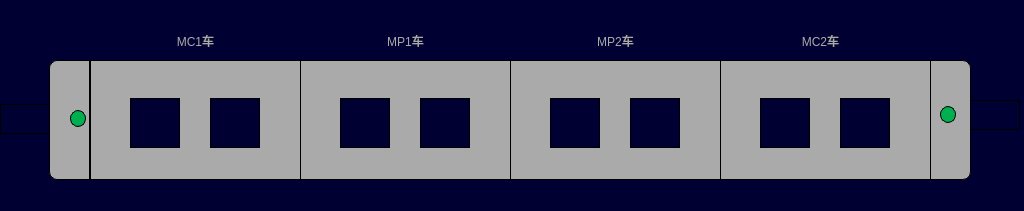
First picture: the form in vehiclepispage.ui, repository 994656234/HHL, before the edit.
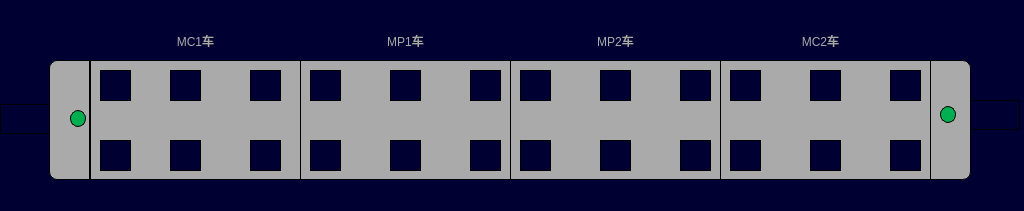
Second picture: the form after the edit. Icons and pictures are not drawn.

What changed in the file:
```diff
--- a/vehiclepispage.ui
+++ b/vehiclepispage.ui
@@ -89,13 +89,13 @@
     <string/>
    </property>
   </widget>
-  <widget class="QLabel" name="lbl_pis1_1">
+  <widget class="QLabel" name="lbl_1_1">
    <property name="geometry">
     <rect>
-     <x>130</x>
-     <y>98</y>
-     <width>50</width>
-     <height>50</height>
+     <x>100</x>
+     <y>70</y>
+     <width>31</width>
+     <height>31</height>
     </rect>
    </property>
    <property name="styleSheet">
@@ -105,109 +105,13 @@
     <string/>
    </property>
   </widget>
-  <widget class="QLabel" name="lbl_pis1_2">
+  <widget class="QLabel" name="lbl_1_2">
    <property name="geometry">
     <rect>
-     <x>210</x>
-     <y>98</y>
-     <width>50</width>
-     <height>50</height>
-    </rect>
-   </property>
-   <property name="styleSheet">
-    <string notr="true">border-image: url(:/images/image/pisnoactive.png);</string>
-   </property>
-   <property name="text">
-    <string/>
-   </property>
-  </widget>
-  <widget class="QLabel" name="lbl_pis2_1">
-   <property name="geometry">
-    <rect>
-     <x>340</x>
-     <y>98</y>
-     <width>50</width>
-     <height>50</height>
-    </rect>
-   </property>
-   <property name="styleSheet">
-    <string notr="true">border-image: url(:/images/image/pisnoactive.png);</string>
-   </property>
-   <property name="text">
-    <string/>
-   </property>
-  </widget>
-  <widget class="QLabel" name="lbl_pis2_2">
-   <property name="geometry">
-    <rect>
-     <x>420</x>
-     <y>98</y>
-     <width>50</width>
-     <height>50</height>
-    </rect>
-   </property>
-   <property name="styleSheet">
-    <string notr="true">border-image: url(:/images/image/pisnoactive.png);</string>
-   </property>
-   <property name="text">
-    <string/>
-   </property>
-  </widget>
-  <widget class="QLabel" name="lbl_pis3_1">
-   <property name="geometry">
-    <rect>
-     <x>550</x>
-     <y>98</y>
-     <width>50</width>
-     <height>50</height>
-    </rect>
-   </property>
-   <property name="styleSheet">
-    <string notr="true">border-image: url(:/images/image/pisnoactive.png);</string>
-   </property>
-   <property name="text">
-    <string/>
-   </property>
-  </widget>
-  <widget class="QLabel" name="lbl_pis3_2">
-   <property name="geometry">
-    <rect>
-     <x>630</x>
-     <y>98</y>
-     <width>50</width>
-     <height>50</height>
-    </rect>
-   </property>
-   <property name="styleSheet">
-    <string notr="true">border-image: url(:/images/image/pisnoactive.png);</string>
-   </property>
-   <property name="text">
-    <string/>
-   </property>
-  </widget>
-  <widget class="QLabel" name="lbl_pis4_1">
-   <property name="geometry">
-    <rect>
-     <x>760</x>
-     <y>98</y>
-     <width>50</width>
-     <height>50</height>
-    </rect>
-   </property>
-   <property name="styleSheet">
-    <string notr="true">border-image: url(:/images/image/pisnoactive.png);</string>
-   </property>
-   <property name="text">
-    <string/>
-   </property>
-  </widget>
-  <widget class="QLabel" name="lbl_pis4_2">
-   <property name="geometry">
-    <rect>
-     <x>840</x>
-     <y>98</y>
-     <width>50</width>
-     <height>50</height>
+     <x>100</x>
+     <y>140</y>
+     <width>31</width>
+     <height>31</height>
     </rect>
    </property>
    <property name="styleSheet">
@@ -403,20 +307,366 @@
     <string/>
    </property>
   </widget>
+  <widget class="QLabel" name="lbl_1_3">
+   <property name="geometry">
+    <rect>
+     <x>170</x>
+     <y>70</y>
+     <width>31</width>
+     <height>31</height>
+    </rect>
+   </property>
+   <property name="styleSheet">
+    <string notr="true">border-image: url(:/images/image/pisnoactive.png);</string>
+   </property>
+   <property name="text">
+    <string/>
+   </property>
+  </widget>
+  <widget class="QLabel" name="lbl_1_4">
+   <property name="geometry">
+    <rect>
+     <x>170</x>
+     <y>140</y>
+     <width>31</width>
+     <height>31</height>
+    </rect>
+   </property>
+   <property name="styleSheet">
+    <string notr="true">border-image: url(:/images/image/pisnoactive.png);</string>
+   </property>
+   <property name="text">
+    <string/>
+   </property>
+  </widget>
+  <widget class="QLabel" name="lbl_1_5">
+   <property name="geometry">
+    <rect>
+     <x>250</x>
+     <y>70</y>
+     <width>31</width>
+     <height>31</height>
+    </rect>
+   </property>
+   <property name="styleSheet">
+    <string notr="true">border-image: url(:/images/image/pisnoactive.png);</string>
+   </property>
+   <property name="text">
+    <string/>
+   </property>
+  </widget>
+  <widget class="QLabel" name="lbl_1_6">
+   <property name="geometry">
+    <rect>
+     <x>250</x>
+     <y>140</y>
+     <width>31</width>
+     <height>31</height>
+    </rect>
+   </property>
+   <property name="styleSheet">
+    <string notr="true">border-image: url(:/images/image/pisnoactive.png);</string>
+   </property>
+   <property name="text">
+    <string/>
+   </property>
+  </widget>
+  <widget class="QLabel" name="lbl_2_1">
+   <property name="geometry">
+    <rect>
+     <x>310</x>
+     <y>70</y>
+     <width>31</width>
+     <height>31</height>
+    </rect>
+   </property>
+   <property name="styleSheet">
+    <string notr="true">border-image: url(:/images/image/pisnoactive.png);</string>
+   </property>
+   <property name="text">
+    <string/>
+   </property>
+  </widget>
+  <widget class="QLabel" name="lbl_2_2">
+   <property name="geometry">
+    <rect>
+     <x>310</x>
+     <y>140</y>
+     <width>31</width>
+     <height>31</height>
+    </rect>
+   </property>
+   <property name="styleSheet">
+    <string notr="true">border-image: url(:/images/image/pisnoactive.png);</string>
+   </property>
+   <property name="text">
+    <string/>
+   </property>
+  </widget>
+  <widget class="QLabel" name="lbl_2_3">
+   <property name="geometry">
+    <rect>
+     <x>390</x>
+     <y>70</y>
+     <width>31</width>
+     <height>31</height>
+    </rect>
+   </property>
+   <property name="styleSheet">
+    <string notr="true">border-image: url(:/images/image/pisnoactive.png);</string>
+   </property>
+   <property name="text">
+    <string/>
+   </property>
+  </widget>
+  <widget class="QLabel" name="lbl_2_4">
+   <property name="geometry">
+    <rect>
+     <x>390</x>
+     <y>140</y>
+     <width>31</width>
+     <height>31</height>
+    </rect>
+   </property>
+   <property name="styleSheet">
+    <string notr="true">border-image: url(:/images/image/pisnoactive.png);</string>
+   </property>
+   <property name="text">
+    <string/>
+   </property>
+  </widget>
+  <widget class="QLabel" name="lbl_2_5">
+   <property name="geometry">
+    <rect>
+     <x>470</x>
+     <y>70</y>
+     <width>31</width>
+     <height>31</height>
+    </rect>
+   </property>
+   <property name="styleSheet">
+    <string notr="true">border-image: url(:/images/image/pisnoactive.png);</string>
+   </property>
+   <property name="text">
+    <string/>
+   </property>
+  </widget>
+  <widget class="QLabel" name="lbl_2_6">
+   <property name="geometry">
+    <rect>
+     <x>470</x>
+     <y>140</y>
+     <width>31</width>
+     <height>31</height>
+    </rect>
+   </property>
+   <property name="styleSheet">
+    <string notr="true">border-image: url(:/images/image/pisnoactive.png);</string>
+   </property>
+   <property name="text">
+    <string/>
+   </property>
+  </widget>
+  <widget class="QLabel" name="lbl_3_1">
+   <property name="geometry">
+    <rect>
+     <x>680</x>
+     <y>140</y>
+     <width>31</width>
+     <height>31</height>
+    </rect>
+   </property>
+   <property name="styleSheet">
+    <string notr="true">border-image: url(:/images/image/pisnoactive.png);</string>
+   </property>
+   <property name="text">
+    <string/>
+   </property>
+  </widget>
+  <widget class="QLabel" name="lbl_3_2">
+   <property name="geometry">
+    <rect>
+     <x>680</x>
+     <y>70</y>
+     <width>31</width>
+     <height>31</height>
+    </rect>
+   </property>
+   <property name="styleSheet">
+    <string notr="true">border-image: url(:/images/image/pisnoactive.png);</string>
+   </property>
+   <property name="text">
+    <string/>
+   </property>
+  </widget>
+  <widget class="QLabel" name="lbl_3_3">
+   <property name="geometry">
+    <rect>
+     <x>600</x>
+     <y>140</y>
+     <width>31</width>
+     <height>31</height>
+    </rect>
+   </property>
+   <property name="styleSheet">
+    <string notr="true">border-image: url(:/images/image/pisnoactive.png);</string>
+   </property>
+   <property name="text">
+    <string/>
+   </property>
+  </widget>
+  <widget class="QLabel" name="lbl_3_4">
+   <property name="geometry">
+    <rect>
+     <x>600</x>
+     <y>70</y>
+     <width>31</width>
+     <height>31</height>
+    </rect>
+   </property>
+   <property name="styleSheet">
+    <string notr="true">border-image: url(:/images/image/pisnoactive.png);</string>
+   </property>
+   <property name="text">
+    <string/>
+   </property>
+  </widget>
+  <widget class="QLabel" name="lbl_3_5">
+   <property name="geometry">
+    <rect>
+     <x>520</x>
+     <y>140</y>
+     <width>31</width>
+     <height>31</height>
+    </rect>
+   </property>
+   <property name="styleSheet">
+    <string notr="true">border-image: url(:/images/image/pisnoactive.png);</string>
+   </property>
+   <property name="text">
+    <string/>
+   </property>
+  </widget>
+  <widget class="QLabel" name="lbl_3_6">
+   <property name="geometry">
+    <rect>
+     <x>520</x>
+     <y>70</y>
+     <width>31</width>
+     <height>31</height>
+    </rect>
+   </property>
+   <property name="styleSheet">
+    <string notr="true">border-image: url(:/images/image/pisnoactive.png);</string>
+   </property>
+   <property name="text">
+    <string/>
+   </property>
+  </widget>
+  <widget class="QLabel" name="lbl_4_1">
+   <property name="geometry">
+    <rect>
+     <x>890</x>
+     <y>140</y>
+     <width>31</width>
+     <height>31</height>
+    </rect>
+   </property>
+   <property name="styleSheet">
+    <string notr="true">border-image: url(:/images/image/pisnoactive.png);</string>
+   </property>
+   <property name="text">
+    <string/>
+   </property>
+  </widget>
+  <widget class="QLabel" name="lbl_4_2">
+   <property name="geometry">
+    <rect>
+     <x>890</x>
+     <y>70</y>
+     <width>31</width>
+     <height>31</height>
+    </rect>
+   </property>
+   <property name="styleSheet">
+    <string notr="true">border-image: url(:/images/image/pisnoactive.png);</string>
+   </property>
+   <property name="text">
+    <string/>
+   </property>
+  </widget>
+  <widget class="QLabel" name="lbl_4_3">
+   <property name="geometry">
+    <rect>
+     <x>810</x>
+     <y>140</y>
+     <width>31</width>
+     <height>31</height>
+    </rect>
+   </property>
+   <property name="styleSheet">
+    <string notr="true">border-image: url(:/images/image/pisnoactive.png);</string>
+   </property>
+   <property name="text">
+    <string/>
+   </property>
+  </widget>
+  <widget class="QLabel" name="lbl_4_4">
+   <property name="geometry">
+    <rect>
+     <x>810</x>
+     <y>70</y>
+     <width>31</width>
+     <height>31</height>
+    </rect>
+   </property>
+   <property name="styleSheet">
+    <string notr="true">border-image: url(:/images/image/pisnoactive.png);</string>
+   </property>
+   <property name="text">
+    <string/>
+   </property>
+  </widget>
+  <widget class="QLabel" name="lbl_4_5">
+   <property name="geometry">
+    <rect>
+     <x>730</x>
+     <y>140</y>
+     <width>31</width>
+     <height>31</height>
+    </rect>
+   </property>
+   <property name="styleSheet">
+    <string notr="true">border-image: url(:/images/image/pisnoactive.png);</string>
+   </property>
+   <property name="text">
+    <string/>
+   </property>
+  </widget>
+  <widget class="QLabel" name="lbl_4_6">
+   <property name="geometry">
+    <rect>
+     <x>730</x>
+     <y>70</y>
+     <width>31</width>
+     <height>31</height>
+    </rect>
+   </property>
+   <property name="styleSheet">
+    <string notr="true">border-image: url(:/images/image/pisnoactive.png);</string>
+   </property>
+   <property name="text">
+    <string/>
+   </property>
+  </widget>
   <zorder>label</zorder>
   <zorder>label_2</zorder>
   <zorder>LBLM2</zorder>
   <zorder>LBLTC1</zorder>
   <zorder>LBLM1</zorder>
   <zorder>LBLMP1</zorder>
-  <zorder>lbl_pis1_1</zorder>
-  <zorder>lbl_pis1_2</zorder>
-  <zorder>lbl_pis2_1</zorder>
-  <zorder>lbl_pis2_2</zorder>
-  <zorder>lbl_pis3_1</zorder>
-  <zorder>lbl_pis3_2</zorder>
-  <zorder>lbl_pis4_1</zorder>
-  <zorder>lbl_pis4_2</zorder>
+  <zorder>lbl_1_1</zorder>
+  <zorder>lbl_1_2</zorder>
   <zorder>lbl_metroNum2</zorder>
   <zorder>lbl_metroNum1</zorder>
   <zorder>lbl_metroNum3</zorder>
@@ -425,6 +675,28 @@
   <zorder>lbl_cab1_active</zorder>
   <zorder>lbl_cab2_direction</zorder>
   <zorder>lbl_cab2_active</zorder>
+  <zorder>lbl_1_3</zorder>
+  <zorder>lbl_1_4</zorder>
+  <zorder>lbl_1_5</zorder>
+  <zorder>lbl_1_6</zorder>
+  <zorder>lbl_2_1</zorder>
+  <zorder>lbl_2_2</zorder>
+  <zorder>lbl_2_3</zorder>
+  <zorder>lbl_2_4</zorder>
+  <zorder>lbl_2_5</zorder>
+  <zorder>lbl_2_6</zorder>
+  <zorder>lbl_3_1</zorder>
+  <zorder>lbl_3_2</zorder>
+  <zorder>lbl_3_3</zorder>
+  <zorder>lbl_3_4</zorder>
+  <zorder>lbl_3_5</zorder>
+  <zorder>lbl_3_6</zorder>
+  <zorder>lbl_4_1</zorder>
+  <zorder>lbl_4_2</zorder>
+  <zorder>lbl_4_3</zorder>
+  <zorder>lbl_4_4</zorder>
+  <zorder>lbl_4_5</zorder>
+  <zorder>lbl_4_6</zorder>
  </widget>
  <resources/>
  <connections/>
```
